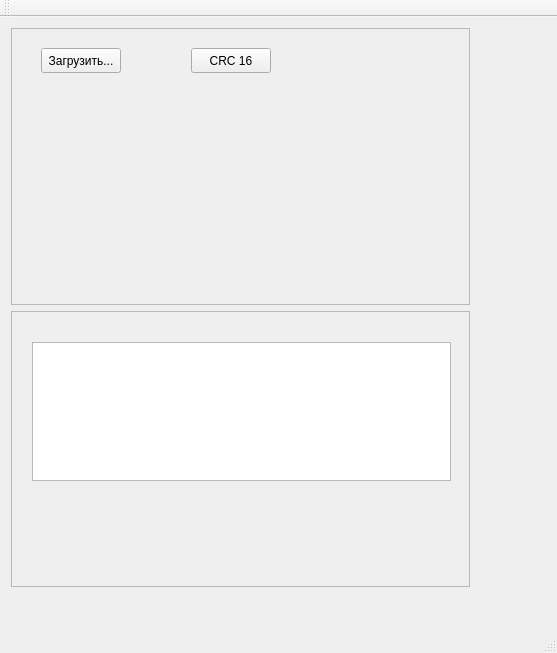
Above: mainwindow.ui from breton75/oprichnik_spo before the change. Below: the same form after it.
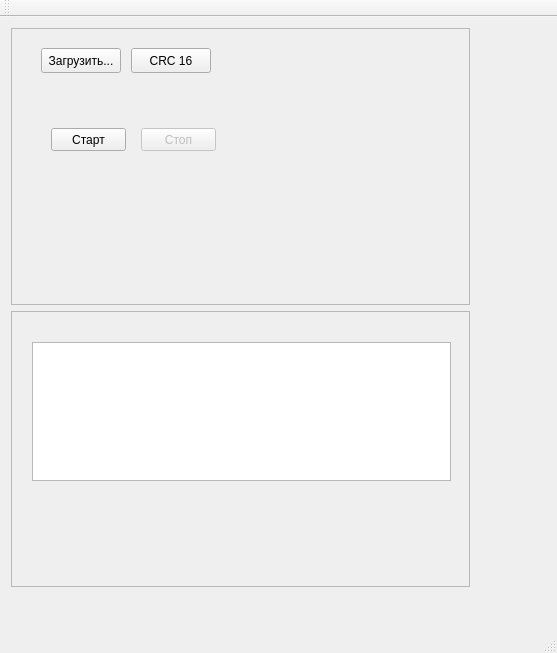
That is the form after the change.

What changed in the file:
```diff
--- a/mainwindow.ui
+++ b/mainwindow.ui
@@ -63,7 +63,7 @@
     <widget class="QPushButton" name="pbnCRC16">
      <property name="geometry">
       <rect>
-       <x>180</x>
+       <x>120</x>
        <y>20</y>
        <width>80</width>
        <height>25</height>
@@ -73,6 +73,35 @@
       <string>CRC 16</string>
      </property>
     </widget>
+    <widget class="QPushButton" name="bnStart">
+     <property name="geometry">
+      <rect>
+       <x>40</x>
+       <y>100</y>
+       <width>75</width>
+       <height>23</height>
+      </rect>
+     </property>
+     <property name="text">
+      <string>Старт</string>
+     </property>
+    </widget>
+    <widget class="QPushButton" name="bnStop">
+     <property name="enabled">
+      <bool>false</bool>
+     </property>
+     <property name="geometry">
+      <rect>
+       <x>130</x>
+       <y>100</y>
+       <width>75</width>
+       <height>23</height>
+      </rect>
+     </property>
+     <property name="text">
+      <string>Стоп</string>
+     </property>
+    </widget>
    </widget>
    <widget class="QFrame" name="frame_2">
     <property name="geometry">
```
Left out of the diff: 2 changed lines with no effect on the pictures.
